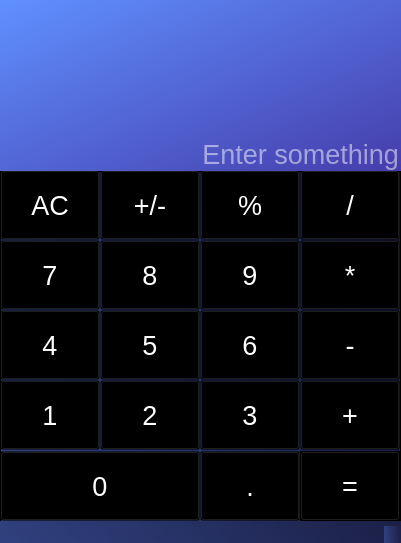
The window that mainwindow.ui (Developress/Calculator) describes before a commit, drawn with Qt 5.
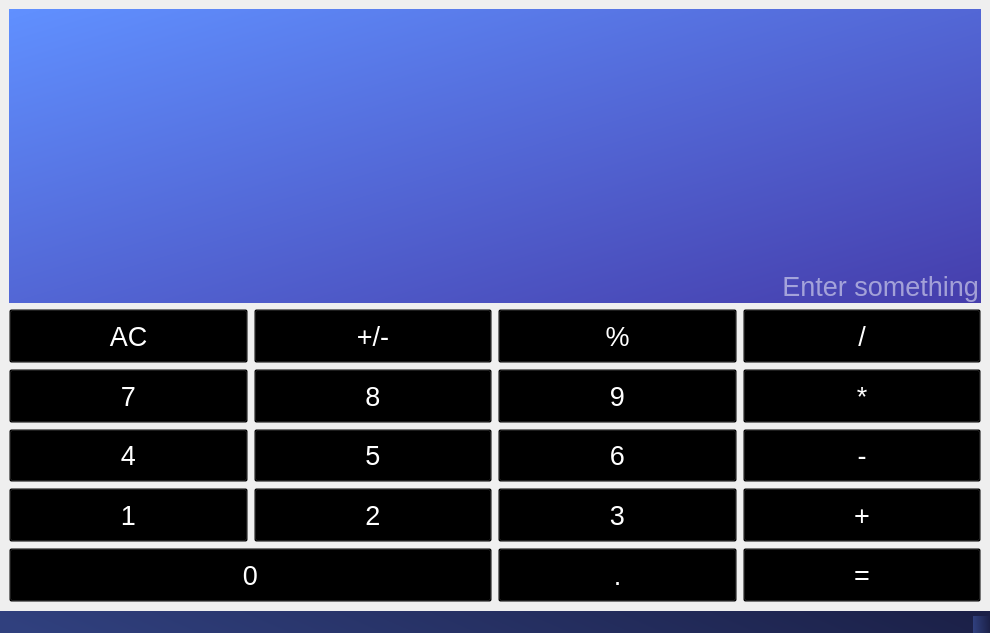
The same window after the commit.

Patch:
```diff
--- a/mainwindow.ui
+++ b/mainwindow.ui
@@ -6,22 +6,28 @@
    <rect>
     <x>0</x>
     <y>0</y>
-    <width>401</width>
-    <height>543</height>
+    <width>990</width>
+    <height>633</height>
    </rect>
   </property>
+  <property name="sizePolicy">
+   <sizepolicy hsizetype="Preferred" vsizetype="Preferred">
+    <horstretch>0</horstretch>
+    <verstretch>0</verstretch>
+   </sizepolicy>
+  </property>
   <property name="windowTitle">
    <string>MainWindow</string>
   </property>
   <widget class="QWidget" name="centralwidget">
-   <widget class="QPushButton" name="One">
-    <property name="geometry">
-     <rect>
-      <x>0</x>
-      <y>380</y>
-      <width>100</width>
-      <height>70</height>
-     </rect>
+   <layout class="QVBoxLayout" name="verticalLayout_2">
+    <item>
+     <widget class="QLineEdit" name="Field">
+      <property name="sizePolicy">
+       <sizepolicy hsizetype="MinimumExpanding" vsizetype="MinimumExpanding">
+        <horstretch>0</horstretch>
+        <verstretch>0</verstretch>
+       </sizepolicy>
     </property>
     <property name="font">
      <font>
@@ -33,29 +39,38 @@
      </font>
     </property>
     <property name="styleSheet">
-     <string notr="true">QPushButton{
-color:white;
-background:transparent;
-	font: 20pt &quot;Yu Gothic UI&quot;;
-} 
-QPushButton:pressed{
-color:white;
-	background-color: rgba(0, 0, 0, 80);
+       <string notr="true">color:white;
+background-color: qlineargradient(spread:pad, x1:1, y1:1, x2:0, y2:0, stop:0 rgba(69, 61, 171, 255), stop:1 rgba(96, 144, 255, 255));
+border-color: rgb(72, 70, 180);
 font: 20pt &quot;Yu Gothic UI&quot;;
-}</string>
-    </property>
-    <property name="text">
-     <string>1</string>
-    </property>
-   </widget>
-   <widget class="QPushButton" name="Two">
-    <property name="geometry">
-     <rect>
-      <x>100</x>
-      <y>380</y>
-      <width>100</width>
-      <height>70</height>
-     </rect>
+border-width:0 px;</string>
+      </property>
+      <property name="frame">
+       <bool>false</bool>
+      </property>
+      <property name="cursorPosition">
+       <number>0</number>
+      </property>
+      <property name="alignment">
+       <set>Qt::AlignBottom|Qt::AlignRight|Qt::AlignTrailing</set>
+      </property>
+      <property name="placeholderText">
+       <string>Enter something</string>
+      </property>
+      <property name="clearButtonEnabled">
+       <bool>false</bool>
+      </property>
+     </widget>
+    </item>
+    <item>
+     <layout class="QGridLayout" name="gridLayout">
+      <item row="1" column="1">
+       <widget class="QPushButton" name="Eight">
+        <property name="sizePolicy">
+         <sizepolicy hsizetype="Expanding" vsizetype="Expanding">
+          <horstretch>0</horstretch>
+          <verstretch>0</verstretch>
+         </sizepolicy>
     </property>
     <property name="font">
      <font>
@@ -79,17 +94,17 @@
 }</string>
     </property>
     <property name="text">
-     <string>2</string>
-    </property>
-   </widget>
+         <string>8</string>
+        </property>
+       </widget>
+      </item>
+      <item row="3" column="2">
    <widget class="QPushButton" name="Three">
-    <property name="geometry">
-     <rect>
-      <x>200</x>
-      <y>380</y>
-      <width>100</width>
-      <height>70</height>
-     </rect>
+        <property name="sizePolicy">
+         <sizepolicy hsizetype="Expanding" vsizetype="Expanding">
+          <horstretch>0</horstretch>
+          <verstretch>0</verstretch>
+         </sizepolicy>
     </property>
     <property name="font">
      <font>
@@ -116,14 +131,14 @@
      <string>3</string>
     </property>
    </widget>
-   <widget class="QPushButton" name="Four">
-    <property name="geometry">
-     <rect>
-      <x>0</x>
-      <y>310</y>
-      <width>100</width>
-      <height>70</height>
-     </rect>
+      </item>
+      <item row="2" column="2">
+       <widget class="QPushButton" name="Six">
+        <property name="sizePolicy">
+         <sizepolicy hsizetype="Expanding" vsizetype="Expanding">
+          <horstretch>0</horstretch>
+          <verstretch>0</verstretch>
+         </sizepolicy>
     </property>
     <property name="font">
      <font>
@@ -147,17 +162,85 @@
 }</string>
     </property>
     <property name="text">
-     <string>4</string>
-    </property>
-   </widget>
+         <string>6</string>
+        </property>
+       </widget>
+      </item>
+      <item row="1" column="0">
+       <widget class="QPushButton" name="Seven">
+        <property name="sizePolicy">
+         <sizepolicy hsizetype="Expanding" vsizetype="Expanding">
+          <horstretch>0</horstretch>
+          <verstretch>0</verstretch>
+         </sizepolicy>
+        </property>
+        <property name="font">
+         <font>
+          <family>Yu Gothic UI</family>
+          <pointsize>20</pointsize>
+          <weight>50</weight>
+          <italic>false</italic>
+          <bold>false</bold>
+         </font>
+        </property>
+        <property name="styleSheet">
+         <string notr="true">QPushButton{
+color:white;
+background:transparent;
+	font: 20pt &quot;Yu Gothic UI&quot;;
+} 
+QPushButton:pressed{
+color:white;
+	background-color: rgba(0, 0, 0, 80);
+font: 20pt &quot;Yu Gothic UI&quot;;
+}</string>
+        </property>
+        <property name="text">
+         <string>7</string>
+        </property>
+       </widget>
+      </item>
+      <item row="1" column="3">
+       <widget class="QPushButton" name="Multiply">
+        <property name="sizePolicy">
+         <sizepolicy hsizetype="Expanding" vsizetype="Expanding">
+          <horstretch>0</horstretch>
+          <verstretch>0</verstretch>
+         </sizepolicy>
+        </property>
+        <property name="font">
+         <font>
+          <family>Yu Gothic UI</family>
+          <pointsize>20</pointsize>
+          <weight>50</weight>
+          <italic>false</italic>
+          <bold>false</bold>
+         </font>
+        </property>
+        <property name="styleSheet">
+         <string notr="true">QPushButton{
+color:white;
+background:transparent;
+	font: 20pt &quot;Yu Gothic UI&quot;;
+} 
+QPushButton:pressed{
+color:white;
+	background-color: rgba(0, 0, 0, 80);
+font: 20pt &quot;Yu Gothic UI&quot;;
+}</string>
+        </property>
+        <property name="text">
+         <string>*</string>
+        </property>
+       </widget>
+      </item>
+      <item row="2" column="1">
    <widget class="QPushButton" name="Five">
-    <property name="geometry">
-     <rect>
-      <x>100</x>
-      <y>310</y>
-      <width>100</width>
-      <height>70</height>
-     </rect>
+        <property name="sizePolicy">
+         <sizepolicy hsizetype="Expanding" vsizetype="Expanding">
+          <horstretch>0</horstretch>
+          <verstretch>0</verstretch>
+         </sizepolicy>
     </property>
     <property name="font">
      <font>
@@ -194,14 +277,14 @@
      <bool>false</bool>
     </property>
    </widget>
-   <widget class="QPushButton" name="Six">
-    <property name="geometry">
-     <rect>
-      <x>200</x>
-      <y>310</y>
-      <width>100</width>
-      <height>70</height>
-     </rect>
+      </item>
+      <item row="4" column="3">
+       <widget class="QPushButton" name="Equal">
+        <property name="sizePolicy">
+         <sizepolicy hsizetype="Expanding" vsizetype="Expanding">
+          <horstretch>0</horstretch>
+          <verstretch>0</verstretch>
+         </sizepolicy>
     </property>
     <property name="font">
      <font>
@@ -225,119 +308,17 @@
 }</string>
     </property>
     <property name="text">
-     <string>6</string>
-    </property>
-   </widget>
-   <widget class="QPushButton" name="Seven">
-    <property name="geometry">
-     <rect>
-      <x>0</x>
-      <y>240</y>
-      <width>100</width>
-      <height>70</height>
-     </rect>
-    </property>
-    <property name="font">
-     <font>
-      <family>Yu Gothic UI</family>
-      <pointsize>20</pointsize>
-      <weight>50</weight>
-      <italic>false</italic>
-      <bold>false</bold>
-     </font>
-    </property>
-    <property name="styleSheet">
-     <string notr="true">QPushButton{
-color:white;
-background:transparent;
-	font: 20pt &quot;Yu Gothic UI&quot;;
-} 
-QPushButton:pressed{
-color:white;
-	background-color: rgba(0, 0, 0, 80);
-font: 20pt &quot;Yu Gothic UI&quot;;
-}</string>
-    </property>
-    <property name="text">
-     <string>7</string>
-    </property>
-   </widget>
-   <widget class="QPushButton" name="Eight">
-    <property name="geometry">
-     <rect>
-      <x>100</x>
-      <y>240</y>
-      <width>100</width>
-      <height>70</height>
-     </rect>
-    </property>
-    <property name="font">
-     <font>
-      <family>Yu Gothic UI</family>
-      <pointsize>20</pointsize>
-      <weight>50</weight>
-      <italic>false</italic>
-      <bold>false</bold>
-     </font>
-    </property>
-    <property name="styleSheet">
-     <string notr="true">QPushButton{
-color:white;
-background:transparent;
-	font: 20pt &quot;Yu Gothic UI&quot;;
-} 
-QPushButton:pressed{
-color:white;
-	background-color: rgba(0, 0, 0, 80);
-font: 20pt &quot;Yu Gothic UI&quot;;
-}</string>
-    </property>
-    <property name="text">
-     <string>8</string>
-    </property>
-   </widget>
-   <widget class="QPushButton" name="Nine">
-    <property name="geometry">
-     <rect>
-      <x>200</x>
-      <y>240</y>
-      <width>100</width>
-      <height>70</height>
-     </rect>
-    </property>
-    <property name="font">
-     <font>
-      <family>Yu Gothic UI</family>
-      <pointsize>20</pointsize>
-      <weight>50</weight>
-      <italic>false</italic>
-      <bold>false</bold>
-     </font>
-    </property>
-    <property name="styleSheet">
-     <string notr="true">QPushButton{
-color:white;
-background:transparent;
-	font: 20pt &quot;Yu Gothic UI&quot;;
-} 
-QPushButton:pressed{
-color:white;
-	background-color: rgba(0, 0, 0, 80);
-font: 20pt &quot;Yu Gothic UI&quot;;
-}</string>
-    </property>
-    <property name="text">
-     <string>9</string>
-    </property>
-   </widget>
+         <string>=</string>
+        </property>
+       </widget>
+      </item>
+      <item row="3" column="3">
    <widget class="QPushButton" name="Add">
-    <property name="geometry">
-     <rect>
-      <x>300</x>
-      <y>380</y>
-      <width>100</width>
-      <height>70</height>
-     </rect>
+        <property name="sizePolicy">
+         <sizepolicy hsizetype="Expanding" vsizetype="Expanding">
+          <horstretch>0</horstretch>
+          <verstretch>0</verstretch>
+         </sizepolicy>
     </property>
     <property name="font">
      <font>
@@ -364,14 +345,14 @@
      <string>+</string>
     </property>
    </widget>
-   <widget class="QPushButton" name="Minus">
-    <property name="geometry">
-     <rect>
-      <x>300</x>
-      <y>310</y>
-      <width>100</width>
-      <height>70</height>
-     </rect>
+      </item>
+      <item row="1" column="2">
+       <widget class="QPushButton" name="Nine">
+        <property name="sizePolicy">
+         <sizepolicy hsizetype="Expanding" vsizetype="Expanding">
+          <horstretch>0</horstretch>
+          <verstretch>0</verstretch>
+         </sizepolicy>
     </property>
     <property name="font">
      <font>
@@ -395,51 +376,17 @@
 }</string>
     </property>
     <property name="text">
-     <string>-</string>
-    </property>
-   </widget>
-   <widget class="QPushButton" name="Multiply">
-    <property name="geometry">
-     <rect>
-      <x>300</x>
-      <y>240</y>
-      <width>100</width>
-      <height>70</height>
-     </rect>
-    </property>
-    <property name="font">
-     <font>
-      <family>Yu Gothic UI</family>
-      <pointsize>20</pointsize>
-      <weight>50</weight>
-      <italic>false</italic>
-      <bold>false</bold>
-     </font>
-    </property>
-    <property name="styleSheet">
-     <string notr="true">QPushButton{
-color:white;
-background:transparent;
-	font: 20pt &quot;Yu Gothic UI&quot;;
-} 
-QPushButton:pressed{
-color:white;
-	background-color: rgba(0, 0, 0, 80);
-font: 20pt &quot;Yu Gothic UI&quot;;
-}</string>
-    </property>
-    <property name="text">
-     <string>*</string>
-    </property>
-   </widget>
+         <string>9</string>
+        </property>
+       </widget>
+      </item>
+      <item row="0" column="3">
    <widget class="QPushButton" name="divide">
-    <property name="geometry">
-     <rect>
-      <x>300</x>
-      <y>170</y>
-      <width>100</width>
-      <height>70</height>
-     </rect>
+        <property name="sizePolicy">
+         <sizepolicy hsizetype="Expanding" vsizetype="Expanding">
+          <horstretch>0</horstretch>
+          <verstretch>0</verstretch>
+         </sizepolicy>
     </property>
     <property name="font">
      <font>
@@ -466,48 +413,14 @@
      <string>/</string>
     </property>
    </widget>
-   <widget class="QPushButton" name="procent">
-    <property name="geometry">
-     <rect>
-      <x>200</x>
-      <y>170</y>
-      <width>100</width>
-      <height>70</height>
-     </rect>
-    </property>
-    <property name="font">
-     <font>
-      <family>Yu Gothic UI</family>
-      <pointsize>20</pointsize>
-      <weight>50</weight>
-      <italic>false</italic>
-      <bold>false</bold>
-     </font>
-    </property>
-    <property name="styleSheet">
-     <string notr="true">QPushButton{
-color:white;
-background:transparent;
-	font: 20pt &quot;Yu Gothic UI&quot;;
-} 
-QPushButton:pressed{
-color:white;
-	background-color: rgba(0, 0, 0, 80);
-font: 20pt &quot;Yu Gothic UI&quot;;
-}</string>
-    </property>
-    <property name="text">
-     <string>%</string>
-    </property>
-   </widget>
+      </item>
+      <item row="0" column="1">
    <widget class="QPushButton" name="plusMinus">
-    <property name="geometry">
-     <rect>
-      <x>100</x>
-      <y>170</y>
-      <width>100</width>
-      <height>70</height>
-     </rect>
+        <property name="sizePolicy">
+         <sizepolicy hsizetype="Expanding" vsizetype="Expanding">
+          <horstretch>0</horstretch>
+          <verstretch>0</verstretch>
+         </sizepolicy>
     </property>
     <property name="font">
      <font>
@@ -534,14 +447,14 @@
      <string>+/-</string>
     </property>
    </widget>
-   <widget class="QPushButton" name="clear">
-    <property name="geometry">
-     <rect>
-      <x>0</x>
-      <y>170</y>
-      <width>100</width>
-      <height>70</height>
-     </rect>
+      </item>
+      <item row="2" column="3">
+       <widget class="QPushButton" name="Minus">
+        <property name="sizePolicy">
+         <sizepolicy hsizetype="Expanding" vsizetype="Expanding">
+          <horstretch>0</horstretch>
+          <verstretch>0</verstretch>
+         </sizepolicy>
     </property>
     <property name="font">
      <font>
@@ -565,35 +478,85 @@
 }</string>
     </property>
     <property name="text">
-     <string>AC</string>
-    </property>
-   </widget>
-   <widget class="QFrame" name="frame">
-    <property name="geometry">
-     <rect>
-      <x>0</x>
-      <y>171</y>
-      <width>401</width>
-      <height>351</height>
-     </rect>
-    </property>
+         <string>-</string>
+        </property>
+       </widget>
+      </item>
+      <item row="2" column="0">
+       <widget class="QPushButton" name="Four">
+        <property name="sizePolicy">
+         <sizepolicy hsizetype="Expanding" vsizetype="Expanding">
+          <horstretch>0</horstretch>
+          <verstretch>0</verstretch>
+         </sizepolicy>
+        </property>
+        <property name="font">
+         <font>
+          <family>Yu Gothic UI</family>
+          <pointsize>20</pointsize>
+          <weight>50</weight>
+          <italic>false</italic>
+          <bold>false</bold>
+         </font>
+        </property>
     <property name="styleSheet">
-     <string notr="true">background:qlineargradient(spread:pad, x1:1, y1:0.46, x2:0.00526316, y2:0.511, stop:0 rgba(27, 32, 71, 255), stop:1 rgba(48, 64, 126, 255))</string>
-    </property>
-    <property name="frameShape">
-     <enum>QFrame::StyledPanel</enum>
-    </property>
-    <property name="frameShadow">
-     <enum>QFrame::Raised</enum>
-    </property>
+         <string notr="true">QPushButton{
+color:white;
+background:transparent;
+	font: 20pt &quot;Yu Gothic UI&quot;;
+} 
+QPushButton:pressed{
+color:white;
+	background-color: rgba(0, 0, 0, 80);
+font: 20pt &quot;Yu Gothic UI&quot;;
+}</string>
+        </property>
+        <property name="text">
+         <string>4</string>
+        </property>
+       </widget>
+      </item>
+      <item row="3" column="0">
+       <widget class="QPushButton" name="One">
+        <property name="sizePolicy">
+         <sizepolicy hsizetype="Expanding" vsizetype="Expanding">
+          <horstretch>0</horstretch>
+          <verstretch>0</verstretch>
+         </sizepolicy>
+        </property>
+        <property name="font">
+         <font>
+          <family>Yu Gothic UI</family>
+          <pointsize>20</pointsize>
+          <weight>50</weight>
+          <italic>false</italic>
+          <bold>false</bold>
+         </font>
+        </property>
+        <property name="styleSheet">
+         <string notr="true">QPushButton{
+color:white;
+background:transparent;
+	font: 20pt &quot;Yu Gothic UI&quot;;
+} 
+QPushButton:pressed{
+color:white;
+	background-color: rgba(0, 0, 0, 80);
+font: 20pt &quot;Yu Gothic UI&quot;;
+}</string>
+        </property>
+        <property name="text">
+         <string>1</string>
+        </property>
+       </widget>
+      </item>
+      <item row="4" column="0" colspan="2">
     <widget class="QPushButton" name="Zero">
-     <property name="geometry">
-      <rect>
-       <x>0</x>
-       <y>280</y>
-       <width>200</width>
-       <height>70</height>
-      </rect>
+        <property name="sizePolicy">
+         <sizepolicy hsizetype="Expanding" vsizetype="Expanding">
+          <horstretch>0</horstretch>
+          <verstretch>0</verstretch>
+         </sizepolicy>
      </property>
      <property name="font">
       <font>
@@ -620,14 +583,14 @@
       <string>0</string>
      </property>
     </widget>
+      </item>
+      <item row="4" column="2">
     <widget class="QPushButton" name="Dot">
-     <property name="geometry">
-      <rect>
-       <x>200</x>
-       <y>280</y>
-       <width>100</width>
-       <height>70</height>
-      </rect>
+        <property name="sizePolicy">
+         <sizepolicy hsizetype="Expanding" vsizetype="Expanding">
+          <horstretch>0</horstretch>
+          <verstretch>0</verstretch>
+         </sizepolicy>
      </property>
      <property name="font">
       <font>
@@ -654,14 +617,14 @@
       <string>.</string>
      </property>
     </widget>
-    <widget class="QPushButton" name="Equal">
-     <property name="geometry">
-      <rect>
-       <x>300</x>
-       <y>280</y>
-       <width>100</width>
-       <height>70</height>
-      </rect>
+      </item>
+      <item row="0" column="0">
+       <widget class="QPushButton" name="clear">
+        <property name="sizePolicy">
+         <sizepolicy hsizetype="Expanding" vsizetype="Expanding">
+          <horstretch>0</horstretch>
+          <verstretch>0</verstretch>
+         </sizepolicy>
      </property>
      <property name="font">
       <font>
@@ -685,41 +648,51 @@
 }</string>
      </property>
      <property name="text">
-      <string>=</string>
-     </property>
-    </widget>
-    <widget class="QFrame" name="frame_2">
-     <property name="geometry">
-      <rect>
-       <x>300</x>
-       <y>280</y>
-       <width>100</width>
-       <height>70</height>
-      </rect>
-     </property>
+         <string>AC</string>
+        </property>
+       </widget>
+      </item>
+      <item row="3" column="1">
+       <widget class="QPushButton" name="Two">
+        <property name="sizePolicy">
+         <sizepolicy hsizetype="Expanding" vsizetype="Expanding">
+          <horstretch>0</horstretch>
+          <verstretch>0</verstretch>
+         </sizepolicy>
+        </property>
+        <property name="font">
+         <font>
+          <family>Yu Gothic UI</family>
+          <pointsize>20</pointsize>
+          <weight>50</weight>
+          <italic>false</italic>
+          <bold>false</bold>
+         </font>
+        </property>
      <property name="styleSheet">
-      <string notr="true">background:qlineargradient(spread:pad, x1:1, y1:1, x2:0, y2:0, stop:0 rgba(69, 61, 171, 255), stop:1 rgba(96, 144, 255, 255))</string>
-     </property>
-     <property name="frameShape">
-      <enum>QFrame::StyledPanel</enum>
-     </property>
-     <property name="frameShadow">
-      <enum>QFrame::Raised</enum>
-     </property>
-    </widget>
-    <zorder>frame_2</zorder>
-    <zorder>Equal</zorder>
-    <zorder>Zero</zorder>
-    <zorder>Dot</zorder>
-   </widget>
-   <widget class="QLineEdit" name="Field">
-    <property name="geometry">
-     <rect>
-      <x>0</x>
-      <y>0</y>
-      <width>401</width>
-      <height>171</height>
-     </rect>
+         <string notr="true">QPushButton{
+color:white;
+background:transparent;
+	font: 20pt &quot;Yu Gothic UI&quot;;
+} 
+QPushButton:pressed{
+color:white;
+	background-color: rgba(0, 0, 0, 80);
+font: 20pt &quot;Yu Gothic UI&quot;;
+}</string>
+        </property>
+        <property name="text">
+         <string>2</string>
+        </property>
+       </widget>
+      </item>
+      <item row="0" column="2">
+       <widget class="QPushButton" name="procent">
+        <property name="sizePolicy">
+         <sizepolicy hsizetype="Expanding" vsizetype="Expanding">
+          <horstretch>0</horstretch>
+          <verstretch>0</verstretch>
+         </sizepolicy>
     </property>
     <property name="font">
      <font>
@@ -734,46 +707,25 @@
      <enum>Qt::NoContextMenu</enum>
     </property>
     <property name="styleSheet">
-     <string notr="true">color:white;
-background-color: qlineargradient(spread:pad, x1:1, y1:1, x2:0, y2:0, stop:0 rgba(69, 61, 171, 255), stop:1 rgba(96, 144, 255, 255));
-border-color: rgb(72, 70, 180);
+         <string notr="true">QPushButton{
+color:white;
+background:transparent;
+	font: 20pt &quot;Yu Gothic UI&quot;;
+} 
+QPushButton:pressed{
+color:white;
+	background-color: rgba(0, 0, 0, 80);
 font: 20pt &quot;Yu Gothic UI&quot;;
-border-width:0 px;</string>
-    </property>
-    <property name="frame">
-     <bool>false</bool>
-    </property>
-    <property name="cursorPosition">
-     <number>0</number>
-    </property>
-    <property name="alignment">
-     <set>Qt::AlignBottom|Qt::AlignRight|Qt::AlignTrailing</set>
-    </property>
-    <property name="placeholderText">
-     <string>Enter something</string>
-    </property>
-    <property name="clearButtonEnabled">
-     <bool>false</bool>
-    </property>
-   </widget>
-   <zorder>frame</zorder>
-   <zorder>One</zorder>
-   <zorder>Two</zorder>
-   <zorder>Three</zorder>
-   <zorder>Four</zorder>
-   <zorder>Five</zorder>
-   <zorder>Six</zorder>
-   <zorder>Seven</zorder>
-   <zorder>Eight</zorder>
-   <zorder>Nine</zorder>
-   <zorder>Add</zorder>
-   <zorder>Minus</zorder>
-   <zorder>Multiply</zorder>
-   <zorder>divide</zorder>
-   <zorder>procent</zorder>
-   <zorder>plusMinus</zorder>
-   <zorder>clear</zorder>
-   <zorder>Field</zorder>
+}</string>
+        </property>
+        <property name="text">
+         <string>%</string>
+        </property>
+       </widget>
+      </item>
+     </layout>
+    </item>
+   </layout>
   </widget>
   <widget class="QMenuBar" name="menubar">
    <property name="geometry">
```
Left out of the diff: 8 changed lines with no effect on the pictures. Lines whose indentation alone changed are shown as unchanged.
